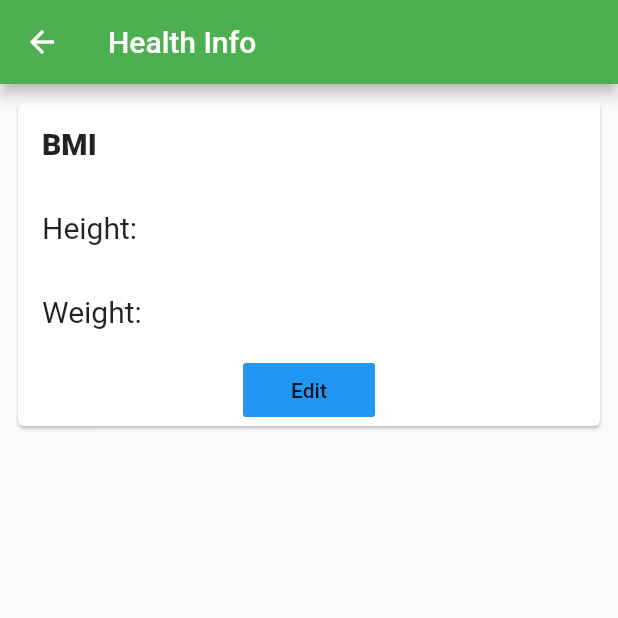
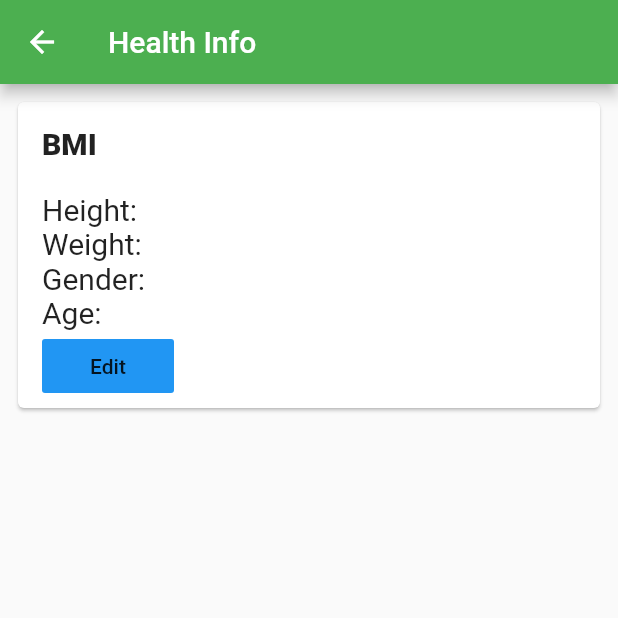
Before and after one commit to neziarxdxd/Health-Monitoring-App, a Flutter app: the screen it shows after launch, in the side drawer, after a tap on "Health Info", on a phone screen of 412 x 824 dp, the top half of it. Run offline on Flutter 3.47's test engine with Material 2 defaults, Android fonts, the phone set to English and light mode, and no system bars; our stand-ins replace charts_flutter, sqflite, wakelock; missing offline and left inert: flutter_better_camera; accounts and stored records are empty.

Commit message:
add bmi info

```diff
--- a/lib/screens/health_info.dart
+++ b/lib/screens/health_info.dart
@@ -22,6 +22,7 @@ class _HealthInfoState extends State<HealthInfo> {
                   padding: const EdgeInsets.all(8.0),
                   child: Card(
                     child: Column(
+                      crossAxisAlignment: CrossAxisAlignment.start,
                       children: [
                         ListTile(
                           title: Text(
@@ -31,22 +32,33 @@ class _HealthInfoState extends State<HealthInfo> {
                           ),
                         ),
                         ListTile(
-                          title: Text(
+                          title: Column(
+                            crossAxisAlignment: CrossAxisAlignment.start,
+                            children: [
+                              Text(
                                 "Height: ",
                                 style: TextStyle(fontSize: 20),
                               ),
-                        ),
-                        ListTile(
-                          title: Text(
+                              Text(
                                 "Weight: ",
                                 style: TextStyle(fontSize: 20),
                               ),
+                              Text(
+                                "Gender: ",
+                                style: TextStyle(fontSize: 20),
+                              ),
+                              Text(
+                                "Age: ",
+                                style: TextStyle(fontSize: 20),
                               ),
                               FlatButton(
                                 onPressed: () {},
                                 child: Text("Edit"),
                                 color: Colors.blue,
                               )
+                            ],
+                          ),
+                        ),
                       ],
                     ),
                   ),
```
Lines whose indentation alone changed are shown as unchanged.
